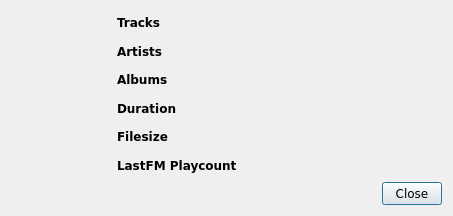
Qt form trunk/src/GUI/library/InfoBox/GUI_Library_Info_Box.ui (shahid334/sayonara-player) before a commit.
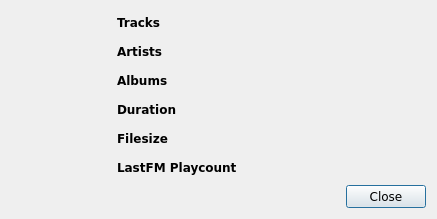
The same form after that commit.

Diff of the .ui file:
```diff
--- a/trunk/src/GUI/library/InfoBox/GUI_Library_Info_Box.ui
+++ b/trunk/src/GUI/library/InfoBox/GUI_Library_Info_Box.ui
@@ -6,8 +6,8 @@
    <rect>
     <x>0</x>
     <y>0</y>
-    <width>453</width>
-    <height>216</height>
+    <width>437</width>
+    <height>219</height>
    </rect>
   </property>
   <property name="windowTitle">
@@ -66,30 +66,6 @@
      </property>
     </widget>
    </item>
-   <item row="7" column="2">
-    <widget class="QPushButton" name="btn_cancel">
-     <property name="maximumSize">
-      <size>
-       <width>60</width>
-       <height>16777215</height>
-      </size>
-     </property>
-     <property name="font">
-      <font>
-       <family>DejaVu Sans</family>
-      </font>
-     </property>
-     <property name="focusPolicy">
-      <enum>Qt::ClickFocus</enum>
-     </property>
-     <property name="layoutDirection">
-      <enum>Qt::RightToLeft</enum>
-     </property>
-     <property name="text">
-      <string>Close</string>
-     </property>
-    </widget>
-   </item>
    <item row="0" column="2">
     <widget class="QLabel" name="lab_track_count">
      <property name="font">
@@ -227,6 +203,47 @@
      </property>
     </widget>
    </item>
+   <item row="6" column="2">
+    <layout class="QHBoxLayout" name="horizontalLayout">
+     <item>
+      <spacer name="horizontalSpacer">
+       <property name="orientation">
+        <enum>Qt::Horizontal</enum>
+       </property>
+       <property name="sizeHint" stdset="0">
+        <size>
+         <width>40</width>
+         <height>20</height>
+        </size>
+       </property>
+      </spacer>
+     </item>
+     <item>
+      <widget class="QPushButton" name="btn_cancel">
+       <property name="maximumSize">
+        <size>
+         <width>5465</width>
+         <height>16777215</height>
+        </size>
+       </property>
+       <property name="font">
+        <font>
+         <family>DejaVu Sans</family>
+        </font>
+       </property>
+       <property name="focusPolicy">
+        <enum>Qt::ClickFocus</enum>
+       </property>
+       <property name="layoutDirection">
+        <enum>Qt::RightToLeft</enum>
+       </property>
+       <property name="text">
+        <string>Close</string>
+       </property>
+      </widget>
+     </item>
+    </layout>
+   </item>
   </layout>
  </widget>
  <resources/>
```
